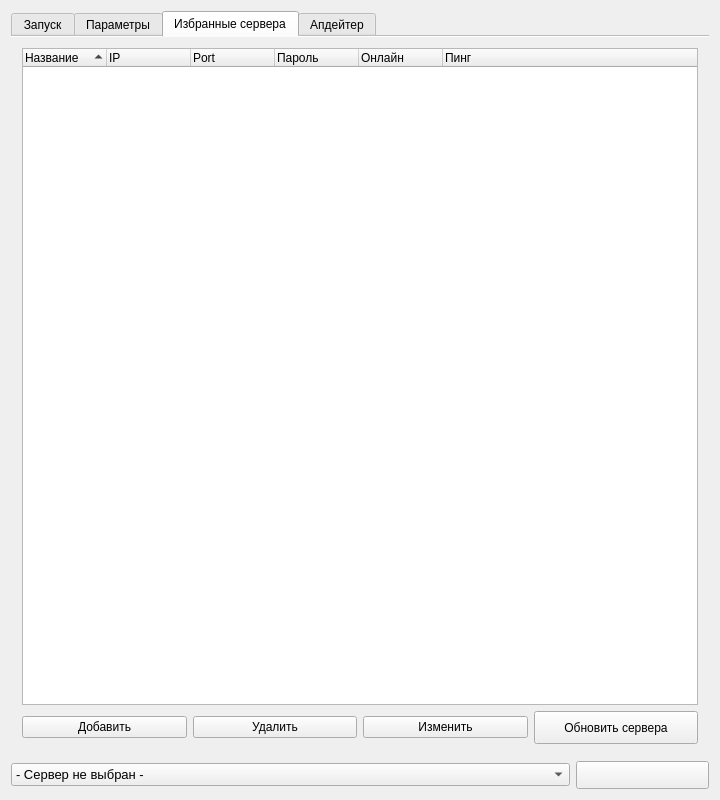
Before: the Qt Designer form launcher.ui in Fyzu/ArmALauncher, drawn with Qt 5.
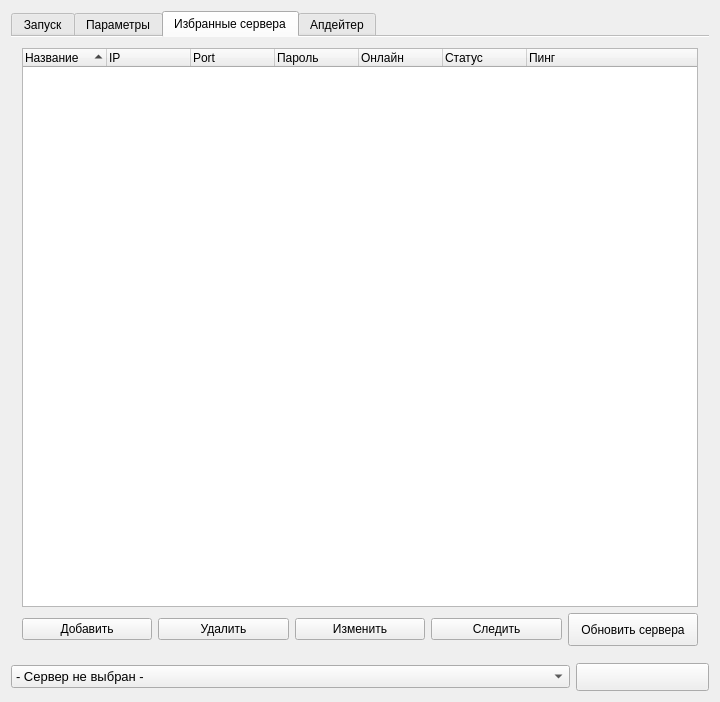
After: the same form once the commit is applied. The open tabs and pages were chosen to show the change. Icons and pictures are not drawn.

What changed in the file:
```diff
--- a/launcher.ui
+++ b/launcher.ui
@@ -7,7 +7,7 @@
     <x>0</x>
     <y>0</y>
     <width>720</width>
-    <height>800</height>
+    <height>702</height>
    </rect>
   </property>
   <property name="sizePolicy">
@@ -1240,6 +1240,11 @@
               <string>Онлайн</string>
              </property>
             </column>
+            <column>
+             <property name="text">
+              <string>Статус</string>
+             </property>
+            </column>
             <column>
              <property name="text">
               <string>Пинг</string>
@@ -1315,6 +1320,26 @@
               </property>
              </widget>
             </item>
+            <item>
+             <widget class="QPushButton" name="serversTree_monitoring">
+              <property name="toolTip">
+               <string>Следить за статусом сервера</string>
+              </property>
+              <property name="text">
+               <string>Следить</string>
+              </property>
+              <property name="icon">
+               <iconset resource="pictures.qrc">
+                <normaloff>:/myresources/IMG/eye106.png</normaloff>:/myresources/IMG/eye106.png</iconset>
+              </property>
+              <property name="iconSize">
+               <size>
+                <width>24</width>
+                <height>24</height>
+               </size>
+              </property>
+             </widget>
+            </item>
             <item>
              <widget class="QPushButton" name="serversTree_update">
               <property name="sizePolicy">
```
Left out of the diff: 15 changed lines with no effect on the pictures.
